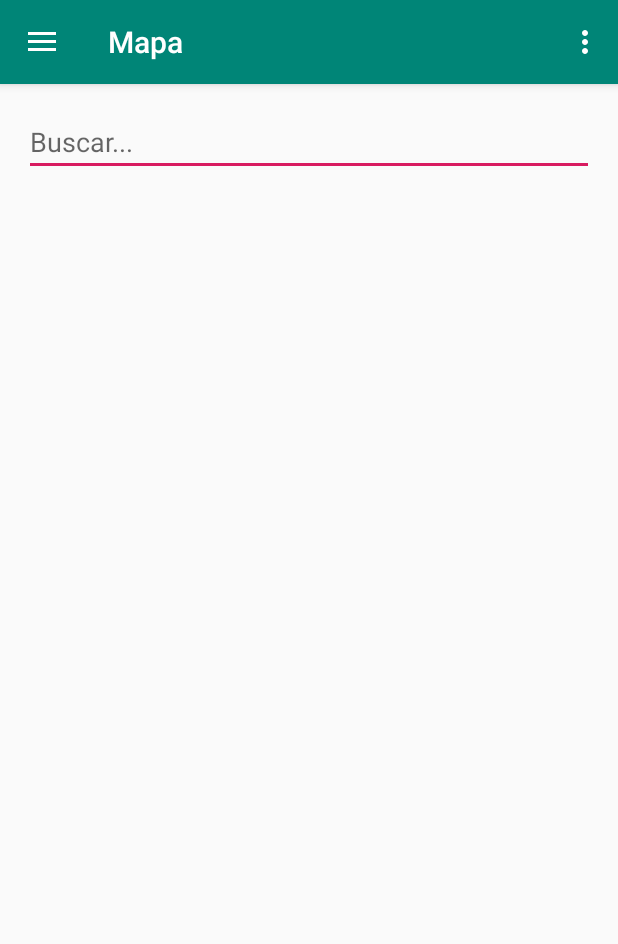
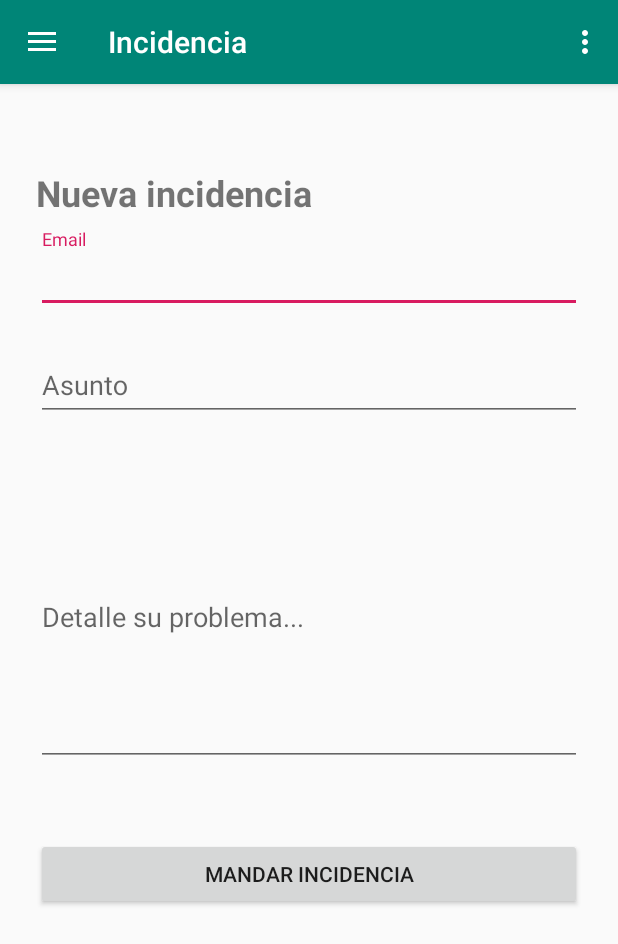
Before and after one commit to shadowzgz/BiziJorge, an Android app: the screen it shows after launch (MenuActivity), in the side drawer, after a tap on "Tools", on a phone screen of 412 x 824 dp. Shown: the top 944 px of the screen. Run offline under Robolectric (Android 15) with nearby library versions, the phone set to English and light mode, and no system bars; 1 statement that could not run was skipped.

Commit message:
Funciona mandar incidencias

```diff
--- a/app/src/main/java/com/seas/a10/bizijorge/MenuActivity.java
+++ b/app/src/main/java/com/seas/a10/bizijorge/MenuActivity.java
@@ -23,6 +23,7 @@ import android.widget.TextView;
 import com.seas.a10.bizijorge.beans.Cliente;
 import com.seas.a10.bizijorge.data.sData;
 import com.seas.a10.bizijorge.fragments.ListadoEstaciones;
+import com.seas.a10.bizijorge.fragments.fIncidencia;
 import com.seas.a10.bizijorge.fragments.fMap;
 import com.seas.a10.bizijorge.fragments.first;
 
@@ -132,12 +133,17 @@ public class MenuActivity extends AppCompatActivity
             first first = new first();
             FragmentManager fragmentManager = getSupportFragmentManager();
             fragmentManager.beginTransaction().replace(R.id.main_content , first).commit();
+            setTitle("Estaciones favoritas");
         } else if (id == R.id.nav_slideshow) {
             ListadoEstaciones listadoEstaciones = new ListadoEstaciones();
             FragmentManager fragmentManager = getSupportFragmentManager();
             fragmentManager.beginTransaction().replace(R.id.main_content, listadoEstaciones).commit();
+            setTitle("Listado");
         } else if (id == R.id.nav_manage) {
-
+            fIncidencia fragmentoIncidencia = new fIncidencia();
+            FragmentManager fragmentManager = getSupportFragmentManager();
+            fragmentManager.beginTransaction().replace(R.id.main_content, fragmentoIncidencia).commit();
+            setTitle("Incidencia");
         } else if (id == R.id.nav_share) {
             Intent intentRegister = new Intent(getApplicationContext(), RegisterActivity.class);
             startActivity(intentRegister);
--- /dev/null
+++ b/app/src/main/res/layout/fragment_f_incidencia.xml
@@ -0,0 +1,76 @@
+<?xml version="1.0" encoding="utf-8"?>
+<FrameLayout xmlns:android="http://schemas.android.com/apk/res/android"
+    xmlns:tools="http://schemas.android.com/tools"
+    android:layout_width="match_parent"
+    android:layout_height="match_parent"
+    tools:context=".fragments.fIncidencia">
+
+    <LinearLayout
+        android:orientation="vertical"
+        android:layout_width="match_parent"
+        android:layout_height="wrap_content"
+        android:paddingTop="56dp"
+        android:paddingLeft="24dp"
+        android:paddingRight="24dp">
+
+
+        <TextView
+            android:id="@+id/nuevaIncidencia"
+            android:layout_width="match_parent"
+            android:layout_height="wrap_content"
+            android:text="Nueva incidencia"
+            android:textSize="24sp"
+            android:textStyle="bold" />
+
+        <android.support.design.widget.TextInputLayout
+            android:layout_width="match_parent"
+            android:layout_height="wrap_content"
+            android:layout_marginTop="8dp"
+            android:layout_marginBottom="8dp">
+            <EditText android:id="@+id/userEmailIncidencia"
+                android:layout_width="match_parent"
+                android:layout_height="wrap_content"
+                android:inputType="textCapWords"
+                android:hint="Email" />
+        </android.support.design.widget.TextInputLayout>
+
+
+        <android.support.design.widget.TextInputLayout
+            android:layout_width="match_parent"
+            android:layout_height="wrap_content"
+            android:layout_marginTop="8dp"
+            android:layout_marginBottom="8dp">
+            <EditText android:id="@+id/asuntoIncidencia"
+                android:layout_width="match_parent"
+                android:layout_height="wrap_content"
+                android:inputType="textCapWords"
+                android:hint="Asunto" />
+        </android.support.design.widget.TextInputLayout>
+
+
+            <EditText
+                android:id="@+id/textoIncidencia"
+                android:layout_width="match_parent"
+                android:layout_marginBottom="24dp"
+                android:layout_marginTop="24dp"
+                android:layout_height="198dp"
+                android:hint="Detalle su problema..."
+                android:scrollbars="vertical"
+                android:inputType="textMultiLine"/>
+
+
+        <android.support.v7.widget.AppCompatButton
+            android:id="@+id/btn_sendIncidencia"
+            android:layout_width="fill_parent"
+            android:layout_height="wrap_content"
+            android:layout_marginBottom="24dp"
+            android:layout_marginTop="24dp"
+            android:padding="12dp"
+            android:text="Mandar incidencia" />
+
+
+    </LinearLayout>
+
+
+
+</FrameLayout>
```
Also changed, not shown: app/src/main/java/com/seas/a10/bizijorge/beans/Incidencia.java (added, +84 -0 lines), app/src/main/java/com/seas/a10/bizijorge/fragments/fIncidencia.java (added, +178 -0 lines).
